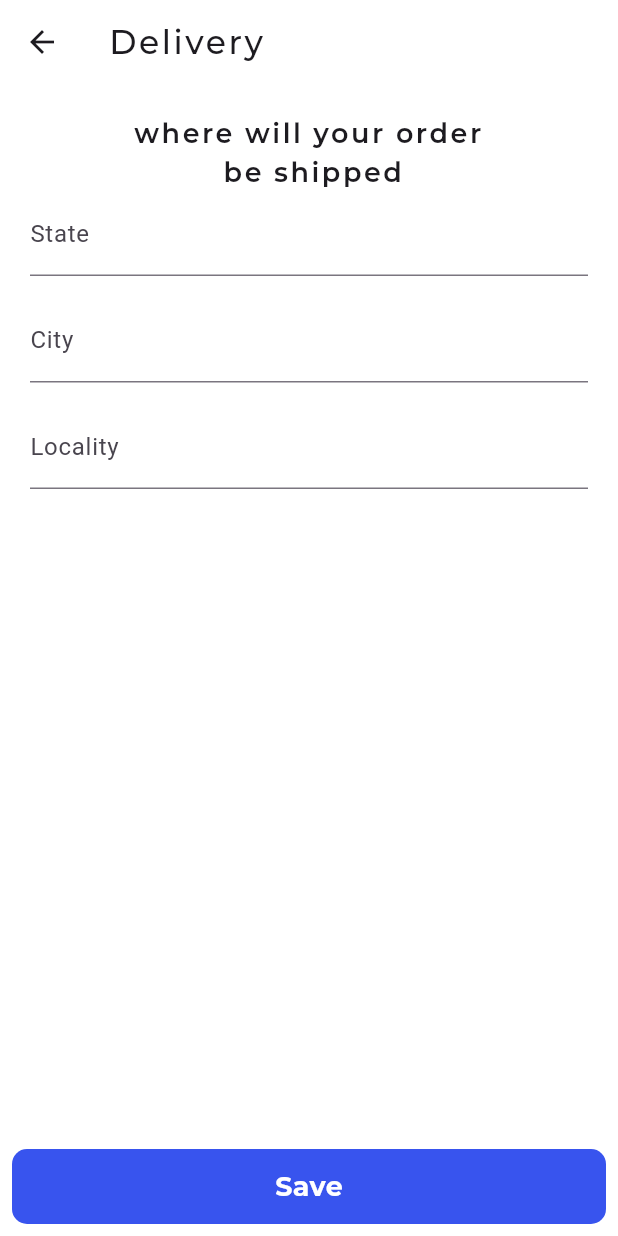
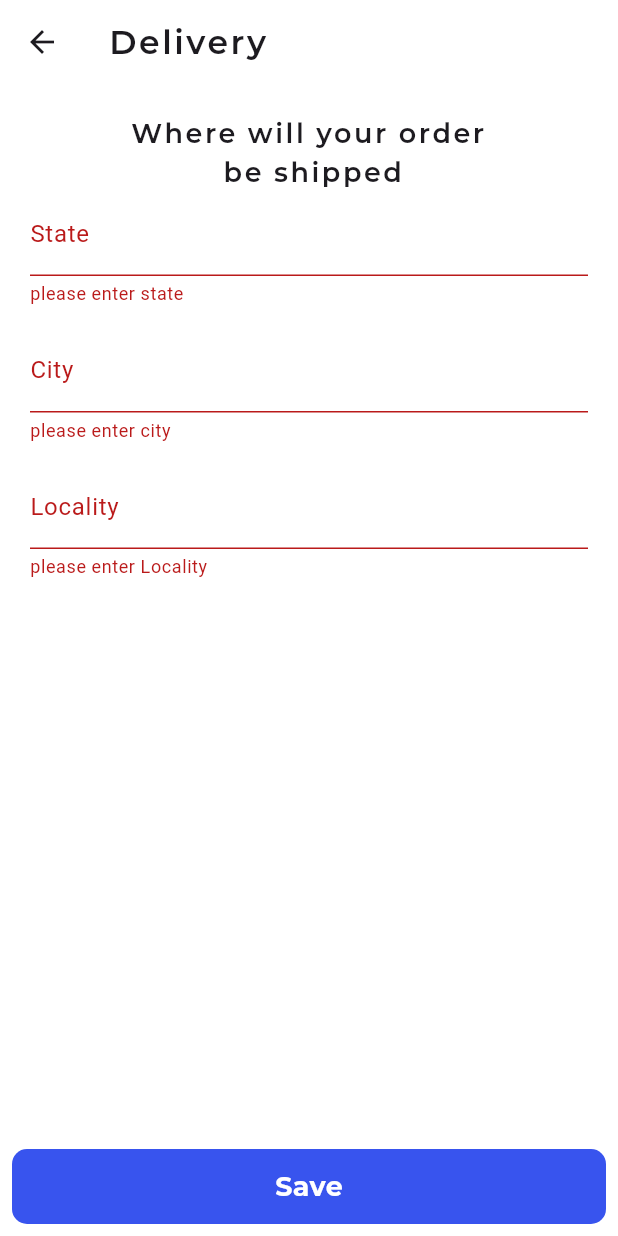
Before and after one commit to Duongnguyen0808/Store-App, a Flutter app: the ShippingAddressScreen screen opened directly, after a tap on "Save", on a phone screen of 412 x 824 dp. Run offline on Flutter 3.47's test engine with Material 3 defaults, Android fonts, the phone set to English and light mode, and no system bars; our stand-ins replace file_picker, flutter_riverpod, google_fonts, image_picker, shared_preferences; missing offline and left inert: cloudinary_public, flutter_admin_scaffold; accounts and stored records are empty.

Commit message:
cap nhat dia chi nguoi dung de mua hang

```diff
--- a/store_app/lib/provider/user_provider.dart
+++ b/store_app/lib/provider/user_provider.dart
@@ -1,9 +1,8 @@
 import 'package:flutter_riverpod/flutter_riverpod.dart';
 import 'package:store_app/models/user.dart';
 
+
 class UserProvider extends StateNotifier<User?> {
-  // khoi tao doi tuong nguoi dung
-  // quan ly trang  thai nguoi dung
   UserProvider()
     : super(
         User(
@@ -17,17 +16,35 @@
           token: '',
         ),
       );
-  // chinh xuat gia tri
   User? get user => state;
-
   void setUser(String userJson) {
     state = User.fromJson(userJson);
   }
-void signOut(){
-  state = null;
+
+  void signOut() {
+    state = null;
+  }
+
+  void createUserState({
+    required String state,
+    required String city,
+    required String locality,
+  }) {
+    if (this.state != null) {
+      this.state = User(
+        id: this.state!.id,
+        fullName: this.state!.fullName,
+        email: this.state!.email,
+        state: state,
+        city: city,
+        locality: locality,
+        password: this.state!.password,
+        token: this.state!.token,
+      );
+    }
+  }
 }
 
-}
 final userProvider = StateNotifierProvider<UserProvider, User?>(
-    (ref) => UserProvider(),
-  );
+  (ref) => UserProvider(),
+);
--- a/store_app/lib/views/screens/detail/screens/shipping_address_screen.dart
+++ b/store_app/lib/views/screens/detail/screens/shipping_address_screen.dart
@@ -1,17 +1,70 @@
 import 'package:flutter/material.dart';
+import 'package:flutter_riverpod/flutter_riverpod.dart';
 import 'package:google_fonts/google_fonts.dart';
+import 'package:store_app/controllers/auth_controller.dart';
+import 'package:store_app/provider/user_provider.dart';
 
-class ShippingAddressScreen extends StatefulWidget {
+class ShippingAddressScreen extends ConsumerStatefulWidget {
   const ShippingAddressScreen({super.key});
 
   @override
-  State<ShippingAddressScreen> createState() => _ShippingAddressScreenState();
+  _ShippingAddressScreenState createState() => _ShippingAddressScreenState();
 }
 
-class _ShippingAddressScreenState extends State<ShippingAddressScreen> {
+class _ShippingAddressScreenState extends ConsumerState<ShippingAddressScreen> {
   final GlobalKey<FormState> _formKey = GlobalKey<FormState>();
+  final AuthController _authController = AuthController();
+  late TextEditingController _stateController;
+  late TextEditingController _cityController;
+  late TextEditingController _localityController;
+
+  @override
+  void initState() {
+    super.initState();
+    //Read the current user data from the provider
+    final user = ref.read(userProvider);
+
+    //Initialize the controllers with the current data if available
+    // if user data is not available , initialize with an empty String
+    _stateController = TextEditingController(text: user?.state ?? "");
+    _cityController = TextEditingController(text: user?.city ?? "");
+    _localityController = TextEditingController(text: user?.locality ?? "");
+  }
+
+  _showLoadingDialog() {
+    showDialog(
+      context: context,
+      builder: (context) {
+        return Dialog(
+          shape: RoundedRectangleBorder(
+            borderRadius: BorderRadius.circular(15),
+          ),
+          child: Padding(
+            padding: const EdgeInsets.all(15),
+            child: Row(
+              mainAxisSize: MainAxisSize.min,
+              children: [
+                const CircularProgressIndicator(),
+                const SizedBox(width: 20),
+                Text(
+                  'Updating...',
+                  style: GoogleFonts.montserrat(
+                    fontSize: 18,
+                    fontWeight: FontWeight.bold,
+                  ),
+                ),
+              ],
+            ),
+          ),
+        );
+      },
+    );
+  }
+
   @override
   Widget build(BuildContext context) {
+    final user = ref.read(userProvider);
+    final updateUser = ref.read(userProvider.notifier);
     return Scaffold(
       backgroundColor: Colors.white.withOpacity(0.96),
       appBar: AppBar(
@@ -20,12 +73,11 @@
         title: Text(
           'Delivery',
           style: GoogleFonts.montserrat(
-            fontWeight: FontWeight.w500,
+            fontWeight: FontWeight.w600,
             letterSpacing: 1.7,
           ),
         ),
       ),
-
       body: Padding(
         padding: const EdgeInsets.symmetric(horizontal: 20, vertical: 20),
         child: Center(
@@ -34,7 +86,7 @@
             child: Column(
               children: [
                 Text(
-                  'where will your order\n be shipped',
+                  'Where will your order\n be shipped',
                   textAlign: TextAlign.center,
                   style: GoogleFonts.montserrat(
                     fontSize: 18,
@@ -42,11 +94,11 @@
                     fontWeight: FontWeight.w600,
                   ),
                 ),
-
                 TextFormField(
+                  controller: _stateController,
                   validator: (value) {
                     if (value!.isEmpty) {
-                      return " please enter state";
+                      return "please enter state";
                     } else {
                       return null;
                     }
@@ -55,9 +107,10 @@
                 ),
                 const SizedBox(height: 15),
                 TextFormField(
+                  controller: _cityController,
                   validator: (value) {
                     if (value!.isEmpty) {
-                      return " please enter city";
+                      return "please enter city";
                     } else {
                       return null;
                     }
@@ -66,9 +119,10 @@
                 ),
                 const SizedBox(height: 15),
                 TextFormField(
+                  controller: _localityController,
                   validator: (value) {
                     if (value!.isEmpty) {
-                      return " please enter locality";
+                      return "please enter Locality";
                     } else {
                       return null;
                     }
@@ -80,15 +134,32 @@
           ),
         ),
       ),
-
       bottomNavigationBar: Padding(
         padding: const EdgeInsets.all(8.0),
         child: InkWell(
-          onTap: () {
+          onTap: () async {
             if (_formKey.currentState!.validate()) {
-              print('valid');
-            }else{
-              print('Not valid')
+              _showLoadingDialog();
+              await _authController
+                  .updateUserLocation(
+                    context: context,
+                    id: user!.id,
+                    state: _stateController.text,
+                    city: _cityController.text,
+                    locality: _localityController.text,
+                    ref: ref,
+                  )
+                  .whenComplete(() {
+                    updateUser.createUserState(
+                      state: _stateController.text,
+                      city: _cityController.text,
+                      locality: _localityController.text,
+                    );
+                    Navigator.pop(context);
+                    Navigator.pop(context);
+                  });
+            } else {
+              print('Not valid');
             }
           },
           child: Container(
```
Also changed, not shown: store_app/lib/controllers/auth_controller.dart (+31 -0 lines), store_app/lib/views/screens/checkout_screen.dart (+73 -35 lines).
